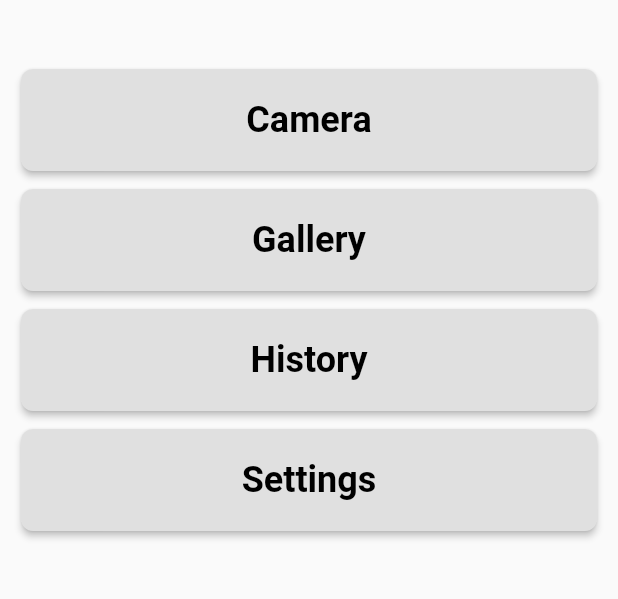
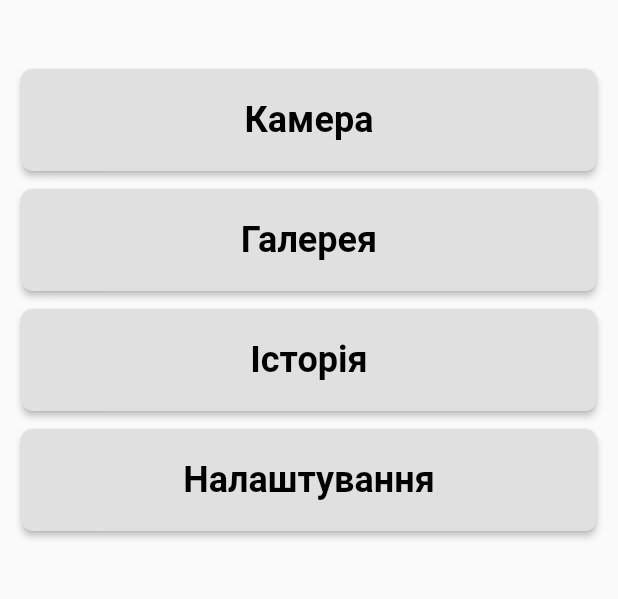
Before and after one commit to 0deans/foodly, a Flutter app: the screen it shows after launch, on a phone screen of 412 x 824 dp, the part 456-1055 px from its top. Run offline on Flutter 3.47's test engine with Material 2 defaults, Android fonts, the phone set to English and light mode, and no system bars; our stand-ins replace camera, google_fonts, image_picker, sqflite; missing offline and left inert: tflite_flutter; accounts and stored records are empty; generated files the repository leaves out were written again.

Commit message:
added localization

```diff
--- /dev/null
+++ b/l10n.yaml
@@ -0,0 +1,3 @@
+arb-dir: lib/l10n
+template-arb-file: en.arb
+output-localization-file: app_localizations.dart
--- /dev/null
+++ b/lib/l10n/ua.arb
@@ -0,0 +1,7 @@
+{
+  "@@locale": "uk",
+  "camera": "Камера",
+  "gallery": "Галерея",
+  "history": "Історія",
+  "settings": "Налаштування"
+}
--- a/lib/main.dart
+++ b/lib/main.dart
@@ -1,11 +1,13 @@
 import 'package:flutter/material.dart';
 import 'package:foodly/pages/history.dart';
 import 'package:foodly/pages/settings.dart';
+import 'package:foodly/providers/locale_provider.dart';
 import 'package:foodly/theme/theme_provider.dart';
 import 'package:foodly/utils/database_service.dart';
 import 'package:provider/provider.dart';
 import 'package:foodly/pages/home.dart';
 import 'package:foodly/pages/camera.dart';
+import 'package:flutter_gen/gen_l10n/app_localizations.dart';
 
 void main() async {
   WidgetsFlutterBinding.ensureInitialized();
@@ -43,9 +45,16 @@ class MyApp extends StatelessWidget {
   const MyApp({super.key});
 
   @override
-  Widget build(BuildContext context) {
+  Widget build(BuildContext context) => ChangeNotifierProvider(
+      create: (context) => LocaleProvider(),
+      builder: (context, child) {
+        final provider = Provider.of<LocaleProvider>(context);
+
         return MaterialApp(
           theme: Provider.of<ThemeProvider>(context).themeData,
+          localizationsDelegates: AppLocalizations.localizationsDelegates,
+          supportedLocales: AppLocalizations.supportedLocales,
+          locale: provider.locale,
           debugShowCheckedModeBanner: false,
           initialRoute: '/',
           routes: {
@@ -55,5 +64,5 @@ class MyApp extends StatelessWidget {
             '/settings': (context) => const Settings(),
           },
         );
+      });
 }
-}
--- a/lib/pages/history.dart
+++ b/lib/pages/history.dart
@@ -2,7 +2,7 @@ import 'package:flutter/material.dart';
 import 'package:foodly/models/scan_history.dart';
 import 'package:foodly/utils/database_service.dart';
 import 'package:intl/intl.dart';
-
+import 'package:flutter_gen/gen_l10n/app_localizations.dart';
 import 'meal_details.dart';
 
 class History extends StatefulWidget {
@@ -54,6 +54,8 @@ class _HistoryState extends State<History> {
 
     var h = MediaQuery.of(context).size.height;
     var w = MediaQuery.of(context).size.width;
+    final _appLocal = AppLocalizations.of(context)!;
+
 
     return Scaffold(
       appBar: AppBar(
@@ -63,7 +65,7 @@ class _HistoryState extends State<History> {
           },
           icon: const Icon(Icons.arrow_back),
         ),
-        title: const Text('History'),
+        title: Text(_appLocal.history),
         backgroundColor: Colors.black12,
         centerTitle: true,
       ),
--- a/lib/pages/home.dart
+++ b/lib/pages/home.dart
@@ -2,6 +2,7 @@ import 'package:flutter/material.dart';
 import 'package:foodly/pages/accept_image.dart';
 import 'package:google_fonts/google_fonts.dart';
 import 'package:image_picker/image_picker.dart';
+import 'package:flutter_gen/gen_l10n/app_localizations.dart';
 
 class Home extends StatefulWidget {
   const Home({super.key});
@@ -47,6 +48,7 @@ class _HomeState extends State<Home> {
   Widget build(BuildContext context) {
     var h = MediaQuery.of(context).size.height;
     var w = MediaQuery.of(context).size.width;
+    final _appLocal = AppLocalizations.of(context)!;
 
     return Scaffold(
       body: SizedBox(
@@ -66,14 +68,14 @@ class _HomeState extends State<Home> {
               style: GoogleFonts.autourOne(fontSize: 25),
             ),
             const SizedBox(height: 40),
-            buildButton('Camera', () {
+            buildButton(_appLocal.camera, () {
               Navigator.pushNamed(context, '/camera');
             }),
-            buildButton('Gallery', _loadImageGallery),
-            buildButton('History', () {
+            buildButton(_appLocal.gallery, _loadImageGallery),
+            buildButton(_appLocal.history, () {
               Navigator.pushNamed(context, '/history');
             }),
-            buildButton('Settings', () {
+            buildButton(_appLocal.settings, () {
               Navigator.pushNamed(context, '/settings');
             }),
           ],
--- a/lib/pages/settings.dart
+++ b/lib/pages/settings.dart
@@ -1,6 +1,7 @@
 import 'package:flutter/material.dart';
 import 'package:foodly/theme/theme_provider.dart';
 import 'package:provider/provider.dart';
+import 'package:flutter_gen/gen_l10n/app_localizations.dart';
 
 class Settings extends StatefulWidget {
   const Settings({super.key});
@@ -33,6 +34,8 @@ class _SettingsState extends State<Settings> {
 
   @override
   Widget build(BuildContext context) {
+    final _appLocal = AppLocalizations.of(context)!;
+
     return Scaffold(
       appBar: AppBar(
         leading: IconButton(
@@ -41,7 +44,7 @@ class _SettingsState extends State<Settings> {
           },
           icon: const Icon(Icons.arrow_back),
         ),
-        title: const Text('Settings'),
+        title: Text(_appLocal.settings),
         backgroundColor: Colors.black12,
         centerTitle: true,
       ),
--- /dev/null
+++ b/lib/providers/locale_provider.dart
@@ -0,0 +1,16 @@
+import 'package:flutter/material.dart';
+import 'package:flutter_gen/gen_l10n/app_localizations.dart';
+
+class LocaleProvider extends ChangeNotifier{
+  Locale _locale = const Locale('uk');
+  Locale get locale => _locale;
+
+  void setLocale(Locale locale){
+    if(!AppLocalizations.supportedLocales.contains(locale)) {
+      return;
+    }
+
+    _locale = locale;
+    notifyListeners();
+  }
+}
--- a/pubspec.yaml
+++ b/pubspec.yaml
@@ -44,7 +44,9 @@ dependencies:
   provider: ^6.0.5
   sqflite: ^2.3.0
   path: ^1.8.3
-  intl: ^0.18.1
+  intl: any
+  flutter_localizations:
+    sdk: flutter
 
 dev_dependencies:
   flutter_test:
@@ -62,7 +64,7 @@ dev_dependencies:
 
 # The following section is specific to Flutter packages.
 flutter:
-
+  generate: true
   # The following line ensures that the Material Icons font is
   # included with your application, so that you can use the icons in
   # the material Icons class.
```
Also changed, not shown: lib/l10n/en.arb (added, +7 -0 lines), pubspec.lock. Lines whose indentation alone changed are shown as unchanged.
